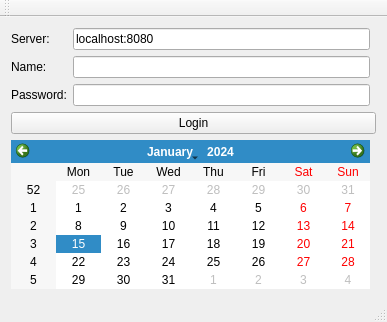
Qt form UserManagement/loginwindow.ui (AlexGruebel/UserManagementProjectAP2019-) before a commit.
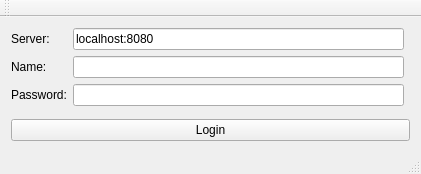
The same form after that commit.

What changed in the file:
```diff
--- a/UserManagement/loginwindow.ui
+++ b/UserManagement/loginwindow.ui
@@ -6,8 +6,8 @@
    <rect>
     <x>0</x>
     <y>0</y>
-    <width>387</width>
-    <height>178</height>
+    <width>421</width>
+    <height>174</height>
    </rect>
   </property>
   <property name="windowTitle">
@@ -64,9 +64,6 @@
       </item>
      </layout>
     </item>
-    <item row="2" column="0">
-     <widget class="QCalendarWidget" name="calendarWidget"/>
-    </item>
    </layout>
   </widget>
   <widget class="QMenuBar" name="menuBar">
```
Left out of the diff: 2 changed lines with no effect on the pictures.
